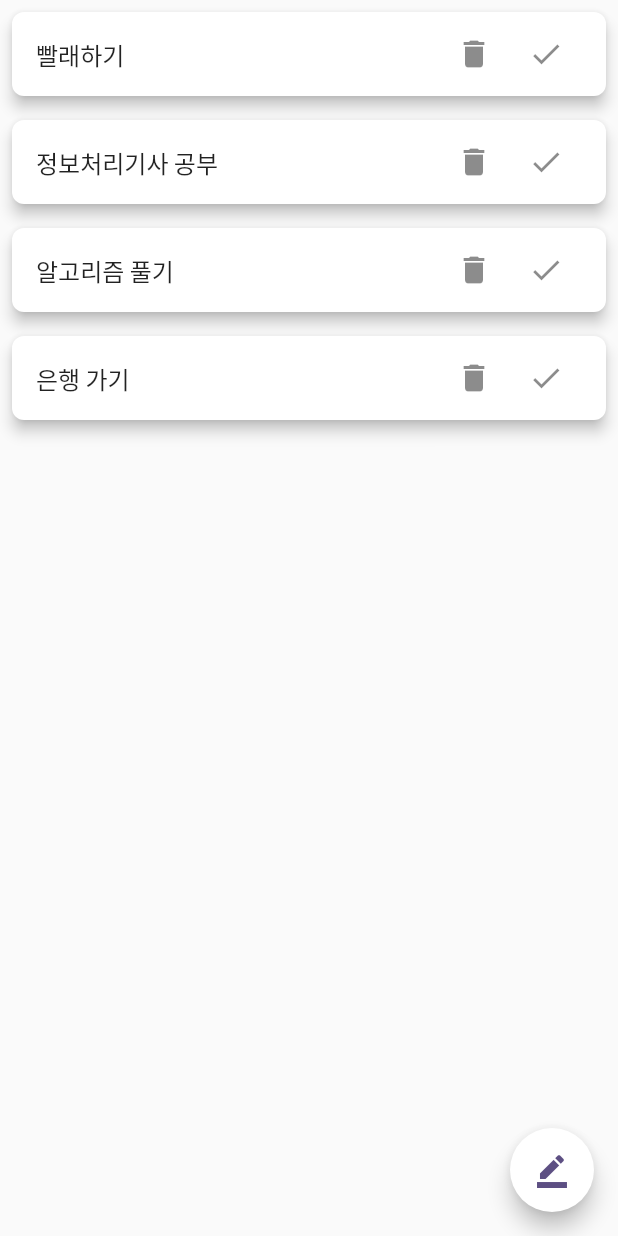
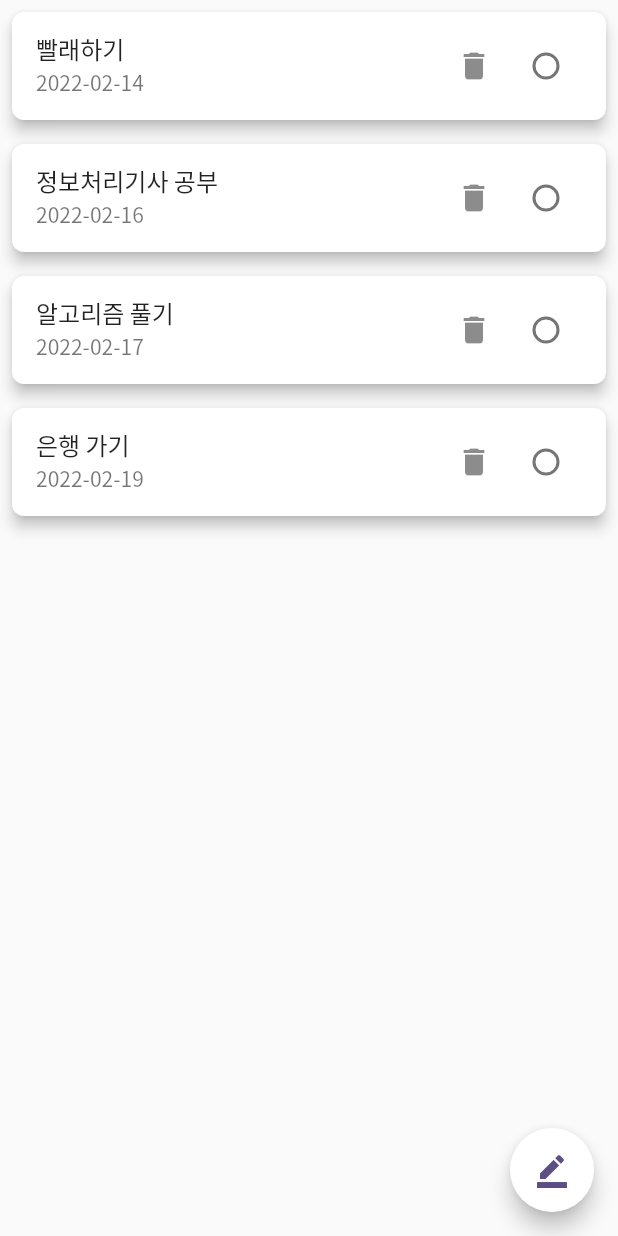
Before and after one commit to KyubinHwang/ObO_project_flutter, a Flutter app: the Diary screen opened directly, on a phone screen of 412 x 824 dp. Run offline on Flutter 3.47's test engine with Material 2 defaults, Android fonts, the phone set to English and light mode, and no system bars; our stand-ins replace sliding_sheet; missing offline and left inert: cupertino_date_textbox, flutter_timeline.

Commit message:
다이어리 페이지 체크박스 및 날짜 데이터 배열 기능 추가

```diff
--- a/lib/diary/diary_page.dart
+++ b/lib/diary/diary_page.dart
@@ -1,6 +1,7 @@
-import 'dart:ui';
-
 import 'package:flutter/material.dart';
+import 'package:intl/intl.dart';
+import 'package:obo_project/timeline/timeline_page.dart';
+import 'package:cupertino_date_textbox/cupertino_date_textbox.dart';
 
 class Diary extends StatefulWidget {
   const Diary({Key? key}) : super(key: key);
@@ -9,9 +10,11 @@ class Diary extends StatefulWidget {
   _DiaryState createState() => _DiaryState();
 }
 
-class _DiaryState extends State<Diary> {
+class _DiaryState extends State<Diary> with AutomaticKeepAliveClientMixin {
   List todos = [];
+  List todosDate = [];
   String input = "";
+  DateTime _selectedDateTime = DateTime.now();
 
   @override
   void initState() {
@@ -20,6 +23,10 @@ class _DiaryState extends State<Diary> {
     todos.add("정보처리기사 공부");
     todos.add("알고리즘 풀기");
     todos.add("은행 가기");
+    todosDate.add("2022-02-14");
+    todosDate.add("2022-02-16");
+    todosDate.add("2022-02-17");
+    todosDate.add("2022-02-19");
   }
 
   Widget build(BuildContext context) {
@@ -36,8 +43,10 @@ class _DiaryState extends State<Diary> {
                 margin: EdgeInsets.all(8),
                 shape: RoundedRectangleBorder(
                     borderRadius: BorderRadius.circular(8)),
-              child: ListTile(
+                child: StatefulBuilder(
+                  builder: (context, _setState) => ListTile(
                       title: Text(todos[index]),
+                      subtitle: Text(todosDate[index]),
                       trailing: Row(
                         mainAxisSize: MainAxisSize.min,
                         children: <Widget>[
@@ -48,22 +57,19 @@ class _DiaryState extends State<Diary> {
                                   todos.removeAt(index);
                                 });
                               }),
-                      IconButton(onPressed: () {}, icon: Icon(Icons.check)),
+                          Checkbox(
+                            activeColor: Color(0xffA67E90),
+                            shape: const CircleBorder(),
+                            value: _isChecked,
+                            onChanged: (bool? value) {
+                              _setState(() {
+                                _isChecked = value!;
+                              });
+                            },
+                          )
                         ],
-                  )
-
-                  // IconButton(
-                  //     icon: const Icon(
-                  //       Icons.delete_outline_outlined,
-                  //       color: Color(0xff5D4F83),
-                  //     ),
-                  //     onPressed: () {
-                  //       setState(() {
-                  //         todos.removeAt(index);
-                  //       });
-                  //     }),
-                  ),
-            );
+                      )),
+                ));
           }),
     );
   }
@@ -74,12 +80,17 @@ class _DiaryState extends State<Diary> {
       onPressed: () {
         showModalBottomSheet(
             context: context,
+            shape: const RoundedRectangleBorder(
+              borderRadius: BorderRadius.only(
+                  topLeft: Radius.circular(20.0),
+                  topRight: Radius.circular(20.0)),
+            ),
             builder: (BuildContext context) => Container(
                 padding: EdgeInsets.symmetric(horizontal: 40, vertical: 75),
                 child: Column(
                   crossAxisAlignment: CrossAxisAlignment.start,
                   children: [
-                    Text(
+                    const Text(
                       "Add Task!!",
                       style: TextStyle(
                           color: Colors.black,
@@ -107,6 +118,16 @@ class _DiaryState extends State<Diary> {
                             ),
                           ),
                         ),
+                        Padding(
+                          padding: const EdgeInsets.symmetric(
+                            vertical: 15,
+                          ),
+                          child: CupertinoDateTextBox(
+                            initialValue: DateTime.now(),
+                            onDateChange: onDateChangeCallback,
+                            hintText: 'Hint Text',
+                          ),
+                        ),
                         Container(
                           margin: EdgeInsets.symmetric(vertical: 15.0),
                           height: 50.0,
@@ -117,11 +138,15 @@ class _DiaryState extends State<Diary> {
                           child: TextButton(
                               onPressed: () {
                                 setState(() {
-                                  todos.add(input);
+                                  todos.add(
+                                    input,
+                                  );
+                                  todosDate.add(DateFormat('yyyy-MM-dd')
+                                      .format(_selectedDateTime));
                                 });
                                 Navigator.of(context).pop();
                               },
-                              child: Text(
+                              child: const Text(
                                 "Add",
                                 style: TextStyle(color: Colors.white),
                               )),
@@ -137,4 +162,13 @@ class _DiaryState extends State<Diary> {
       ),
     );
   }
+
+  void onDateChangeCallback(DateTime selectDate) {
+    setState(() {
+      _selectedDateTime = selectDate;
+    });
   }
+
+  @override
+  bool get wantKeepAlive => true;
+}
--- a/lib/timeLine/timeLine_page.dart
+++ b/lib/timeLine/timeLine_page.dart
@@ -1,6 +1,7 @@
 import 'package:flutter/material.dart';
 import 'package:flutter_timeline/flutter_timeline.dart';
 import 'package:flutter_timeline/indicator_position.dart';
+import 'package:obo_project/diary/diary_page.dart';
 
 class TimeLine extends StatefulWidget {
   const TimeLine({Key? key}) : super(key: key);
@@ -74,7 +75,7 @@ class _TimeLineState extends State<TimeLine> {
         indicatorOffset: Offset(0, 24),
         child: TimelineEventCard(
           padding: const EdgeInsets.only(left: 60, top: 70),
-          title: Text("timeline"),
+          title: Text("timeline "),
           content: Text("${DateTime.now()}"),
         ),
         indicator: TimelineDots.of(context).circleIcon);
--- a/pubspec.yaml
+++ b/pubspec.yaml
@@ -38,6 +38,8 @@ dependencies:
   shared_preferences: ^2.0.11
   timeline_tile: ^2.0.0
   flutter_timeline: ^0.3.0
+  flutter_cupertino_date_picker: ^1.0.26+2
+  cupertino_date_textbox: ^1.0.1
 
 dev_dependencies:
   flutter_test:
```
Also changed, not shown: pubspec.lock. Lines whose indentation alone changed are shown as unchanged.
